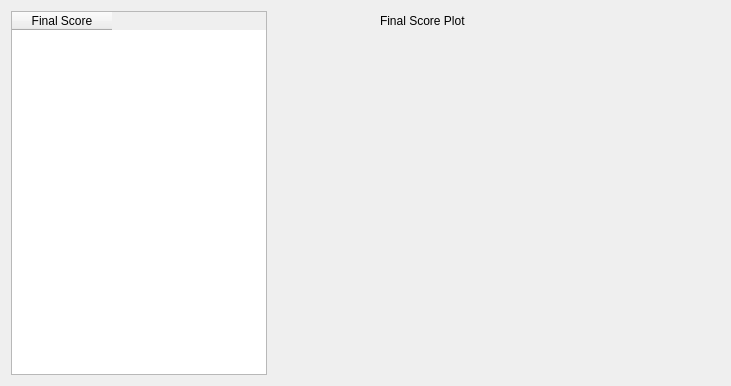
Qt form src/gui/mca_result_view.ui (Ecotrust/delphos) before a commit.
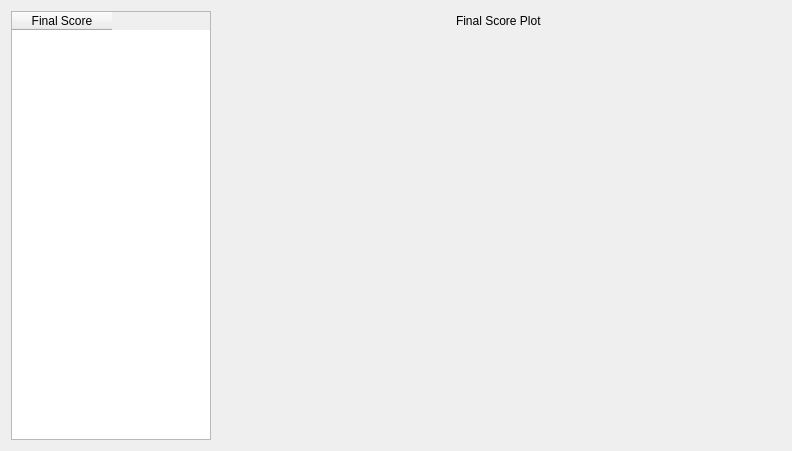
The same form after that commit. Custom widgets are drawn as their Qt base class.

Commit message: added matplotlib canvas widget for drawing bar chart of final scores from mca, had to hack pytz to make matplotlib bundle standalone correctly, bastuds

Diff of the .ui file:
```diff
--- a/src/gui/mca_result_view.ui
+++ b/src/gui/mca_result_view.ui
@@ -5,8 +5,8 @@
    <rect>
     <x>0</x>
     <y>0</y>
-    <width>731</width>
-    <height>386</height>
+    <width>792</width>
+    <height>451</height>
    </rect>
   </property>
   <property name="windowTitle" >
@@ -15,6 +15,18 @@
   <layout class="QHBoxLayout" >
    <item>
     <widget class="FinalScoreTableWidget" name="final_table" >
+     <property name="minimumSize" >
+      <size>
+       <width>200</width>
+       <height>0</height>
+      </size>
+     </property>
+     <property name="maximumSize" >
+      <size>
+       <width>200</width>
+       <height>16777215</height>
+      </size>
+     </property>
      <property name="editTriggers" >
       <set>QAbstractItemView::NoEditTriggers</set>
      </property>
@@ -74,7 +86,7 @@
       </layout>
      </item>
      <item>
-      <widget class="QLabel" name="plot_label" >
+      <widget class="McaMplCanvas" native="1" name="mca_plot_canvas" >
        <property name="minimumSize" >
         <size>
          <width>300</width>
@@ -87,8 +99,11 @@
          <height>300</height>
         </size>
        </property>
-       <property name="text" >
-        <string/>
+       <property name="maximumSize" >
+        <size>
+         <width>980</width>
+         <height>800</height>
+        </size>
        </property>
       </widget>
      </item>
@@ -107,19 +122,6 @@
      </item>
     </layout>
    </item>
-   <item>
-    <spacer>
-     <property name="orientation" >
-      <enum>Qt::Horizontal</enum>
-     </property>
-     <property name="sizeHint" >
-      <size>
-       <width>40</width>
-       <height>20</height>
-      </size>
-     </property>
-    </spacer>
-   </item>
   </layout>
  </widget>
  <customwidgets>
@@ -128,6 +130,12 @@
    <extends>QTableWidget</extends>
    <header>FinalScoreTableWidget.h</header>
   </customwidget>
+  <customwidget>
+   <class>McaMplCanvas</class>
+   <extends>QWidget</extends>
+   <header>McaMplCanvas.h</header>
+   <container>1</container>
+  </customwidget>
  </customwidgets>
  <resources/>
  <connections/>
```
Left out of the diff: 6 changed lines with no effect on the pictures. The commit also changes 3 other files.
